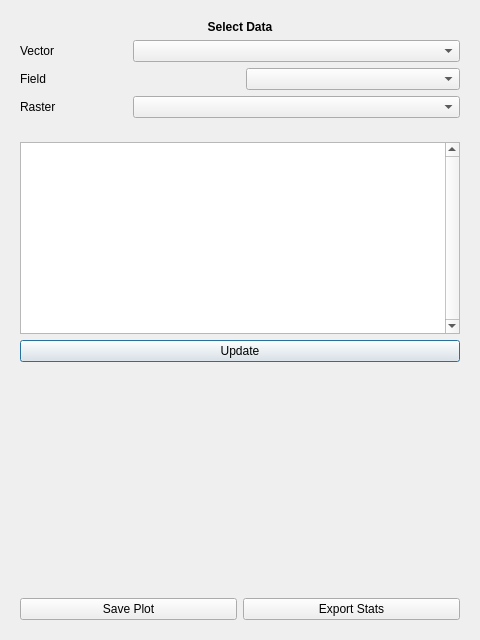
Old version of the form ui/ui_roitool_dialog.ui in the repository beeoda/roi_plugin.
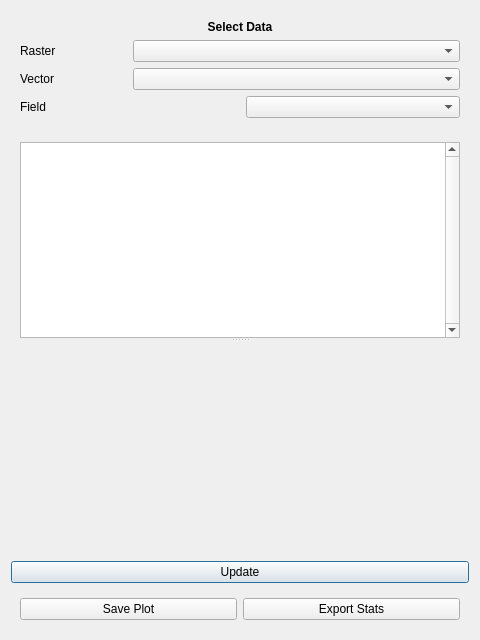
New version of the form.

Commit message: Move raster combox; add spitter for table & plot

The edit to the form file:
```diff
--- a/ui/ui_roitool_dialog.ui
+++ b/ui/ui_roitool_dialog.ui
@@ -23,34 +23,24 @@
       </sizepolicy>
      </property>
      <layout class="QGridLayout" name="gridLayout">
-      <item row="1" column="1" colspan="3">
+      <item row="2" column="1" colspan="3">
        <widget class="QComboBox" name="combox_vector"/>
       </item>
-      <item row="1" column="0">
+      <item row="2" column="0">
        <widget class="QLabel" name="label_2">
         <property name="text">
          <string>Vector</string>
         </property>
        </widget>
       </item>
-      <item row="3" column="1" colspan="3">
-       <widget class="QComboBox" name="combox_raster"/>
-      </item>
       <item row="3" column="0">
-       <widget class="QLabel" name="label_3">
-        <property name="text">
-         <string>Raster</string>
-        </property>
-       </widget>
-      </item>
-      <item row="2" column="0">
        <widget class="QLabel" name="label_4">
         <property name="text">
          <string>Field</string>
         </property>
        </widget>
       </item>
-      <item row="2" column="2" colspan="2">
+      <item row="3" column="2" colspan="2">
        <widget class="QComboBox" name="combox_field"/>
       </item>
       <item row="0" column="0" colspan="4">
@@ -66,19 +56,27 @@
         </property>
        </widget>
       </item>
+      <item row="1" column="0">
+       <widget class="QLabel" name="label_3">
+        <property name="text">
+         <string>Raster</string>
+        </property>
+       </widget>
+      </item>
+      <item row="1" column="1" colspan="3">
+       <widget class="QComboBox" name="combox_raster"/>
+      </item>
      </layout>
     </widget>
    </item>
    <item>
     <widget class="QWidget" name="widget_2" native="true">
-     <property name="sizePolicy">
-      <sizepolicy hsizetype="Preferred" vsizetype="Expanding">
-       <horstretch>0</horstretch>
-       <verstretch>0</verstretch>
-      </sizepolicy>
-     </property>
-     <layout class="QGridLayout" name="gridLayout_2">
-      <item row="1" column="0">
+     <layout class="QVBoxLayout" name="verticalLayout_2">
+      <item>
+       <widget class="QSplitter" name="splitter">
+        <property name="orientation">
+         <enum>Qt::Vertical</enum>
+        </property>
        <widget class="QTableWidget" name="table_feature">
         <property name="verticalScrollBarPolicy">
          <enum>Qt::ScrollBarAlwaysOn</enum>
@@ -93,18 +91,6 @@
          <enum>QAbstractItemView::SelectRows</enum>
         </property>
        </widget>
-      </item>
-      <item row="2" column="0">
-       <widget class="QPushButton" name="but_update">
-        <property name="text">
-         <string>Update</string>
-        </property>
-       </widget>
-      </item>
-     </layout>
-    </widget>
-   </item>
-   <item>
     <widget class="QWidget" name="widget_plot" native="true">
      <property name="sizePolicy">
       <sizepolicy hsizetype="Preferred" vsizetype="Expanding">
@@ -118,7 +104,17 @@
        <height>200</height>
       </size>
      </property>
-     <zorder>widget_4</zorder>
+        </widget>
+       </widget>
+      </item>
+     </layout>
+    </widget>
+   </item>
+   <item>
+    <widget class="QPushButton" name="but_update">
+     <property name="text">
+      <string>Update</string>
+     </property>
     </widget>
    </item>
    <item>
```
Lines whose indentation alone changed are shown as unchanged.
